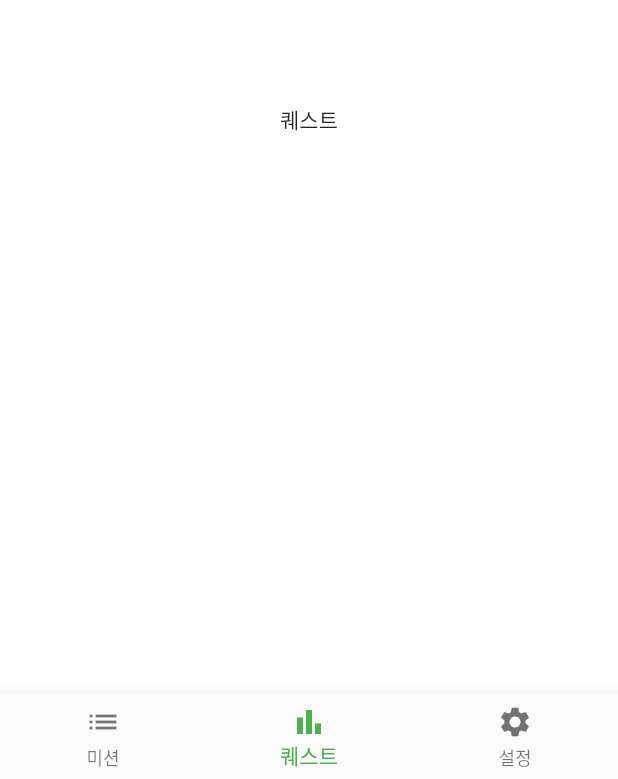
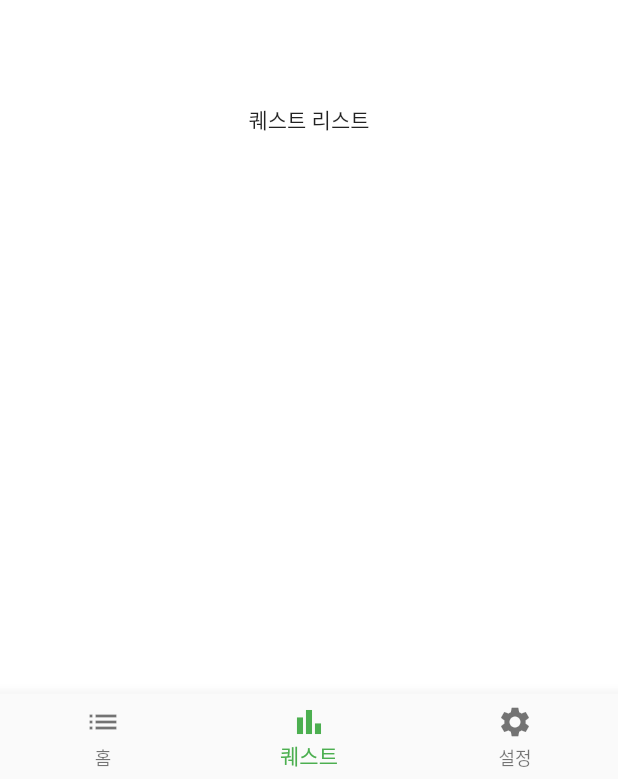
Before and after one commit to lockcept/Quelendar, a Flutter app: the screen it shows after launch, item 2 of the bottom bar chosen, on a phone screen of 412 x 824 dp. Shown: the part 454-1233 px from the top of the screen. Run offline on Flutter 3.47's test engine with Material 2 defaults, Android fonts, the light colour scheme and no system bars; our stand-ins replace nanoid.

Commit message:
feat: skeleton 제작

```diff
--- /dev/null
+++ b/lib/body/quest_body.dart
@@ -0,0 +1,14 @@
+import 'package:flutter/material.dart';
+
+class QuestBody extends StatelessWidget {
+  const QuestBody({super.key});
+
+  @override
+  Widget build(BuildContext context) {
+    return Container(
+      color: Colors.white,
+      alignment: Alignment.center,
+      child: const Text('퀘스트 리스트'),
+    );
+  }
+}
--- a/lib/quest_tracker.dart
+++ b/lib/quest_tracker.dart
@@ -1,4 +1,8 @@
 import 'package:flutter/material.dart';
+import 'package:quest_tracker/body/home_body.dart';
+
+import 'body/quest_body.dart';
+import 'body/setting_body.dart';
 
 class QuestTracker extends StatefulWidget {
   const QuestTracker({super.key});
@@ -10,42 +14,11 @@ class QuestTracker extends StatefulWidget {
 class QuestTrackerState extends State<QuestTracker> {
   int currentPageIndex = 0;
 
-  late List<Widget> bodyList;
-
-  QuestTrackerState() {
-    bodyList = <Widget>[
-      Container(
-        color: Colors.white,
-        alignment: Alignment.center,
-        child: ListView(
-          children: const <Widget>[
-            ListTile(
-              leading: Icon(Icons.account_circle),
-              title: Text('User 1'),
-            ),
-            ListTile(
-              leading: Icon(Icons.account_circle),
-              title: Text('User 2'),
-            ),
-            ListTile(
-              leading: Icon(Icons.account_circle),
-              title: Text('User 3'),
-            ),
-          ],
-        ),
-      ),
-      Container(
-        color: Colors.white,
-        alignment: Alignment.center,
-        child: const Text('퀘스트'),
-      ),
-      Container(
-        color: Colors.white,
-        alignment: Alignment.center,
-        child: const Text('설정'),
-      ),
-    ];
-  }
+  var bodyList = <Widget>[
+    const HomeBody(),
+    const QuestBody(),
+    const SettingBody(),
+  ];
 
   @override
   Widget build(BuildContext context) {
@@ -60,7 +33,7 @@ class QuestTrackerState extends State<QuestTracker> {
         items: const <BottomNavigationBarItem>[
           BottomNavigationBarItem(
             icon: Icon(Icons.list),
-            label: '미션',
+            label: '홈',
           ),
           BottomNavigationBarItem(
             icon: Icon(Icons.bar_chart),
```
Also changed, not shown: lib/body/home_body.dart (added, +14 -0 lines), lib/body/setting_body.dart (added, +14 -0 lines), lib/item/mission_item.dart (added, +14 -0 lines), lib/item/quest_item.dart (added, +14 -0 lines), lib/item/task_item.dart (added, +14 -0 lines), lib/quest_provider.dart (+13 -1 lines).
